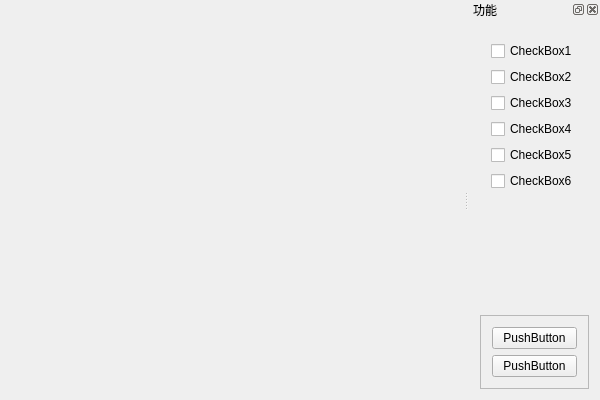
The window that OSGEarthWindow/OSGEarthWindow/osgearthwindow.ui (whyzzd/OSG) describes before a commit, drawn with Qt 5.
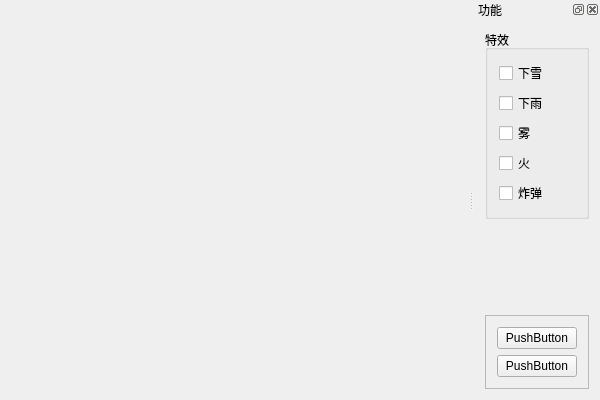
The same window after the commit.

The edit to the form file:
```diff
--- a/OSGEarthWindow/OSGEarthWindow/osgearthwindow.ui
+++ b/OSGEarthWindow/OSGEarthWindow/osgearthwindow.ui
@@ -38,82 +38,52 @@
     <number>2</number>
    </attribute>
    <widget class="QWidget" name="dockWidgetContents">
-    <layout class="QGridLayout" name="gridLayout_3">
-     <item row="3" column="0" rowspan="2" colspan="2">
-      <widget class="QFrame" name="frame">
-       <property name="frameShape">
-        <enum>QFrame::StyledPanel</enum>
+    <layout class="QGridLayout" name="gridLayout_2">
+     <item row="0" column="0">
+      <widget class="QGroupBox" name="groupBox">
+       <property name="title">
+        <string>特效</string>
        </property>
-       <property name="frameShadow">
-        <enum>QFrame::Raised</enum>
-       </property>
-       <layout class="QGridLayout" name="gridLayout">
+       <layout class="QFormLayout" name="formLayout_2">
         <item row="0" column="0">
-         <widget class="QPushButton" name="pushButton">
+         <widget class="QCheckBox" name="checkBox_2">
           <property name="text">
-           <string>PushButton</string>
+           <string>下雪</string>
           </property>
          </widget>
         </item>
         <item row="1" column="0">
-         <widget class="QPushButton" name="pushButton_2">
+         <widget class="QCheckBox" name="checkBox">
           <property name="text">
-           <string>PushButton</string>
+           <string>下雨</string>
           </property>
          </widget>
         </item>
-       </layout>
-      </widget>
-     </item>
-     <item row="1" column="0" colspan="2">
-      <widget class="QWidget" name="widget" native="true">
-       <layout class="QGridLayout" name="gridLayout_2">
         <item row="2" column="0">
          <widget class="QCheckBox" name="checkBox_3">
           <property name="text">
-           <string>CheckBox3</string>
+           <string>雾</string>
           </property>
          </widget>
         </item>
         <item row="3" column="0">
          <widget class="QCheckBox" name="checkBox_4">
           <property name="text">
-           <string>CheckBox4</string>
-          </property>
-         </widget>
-        </item>
-        <item row="0" column="0">
-         <widget class="QCheckBox" name="checkBox">
-          <property name="text">
-           <string>CheckBox1</string>
-          </property>
-         </widget>
-        </item>
-        <item row="1" column="0">
-         <widget class="QCheckBox" name="checkBox_2">
-          <property name="text">
-           <string>CheckBox2</string>
-          </property>
-         </widget>
-        </item>
-        <item row="5" column="0">
-         <widget class="QCheckBox" name="checkBox_6">
-          <property name="text">
-           <string>CheckBox6</string>
+           <string>火</string>
           </property>
          </widget>
         </item>
         <item row="4" column="0">
          <widget class="QCheckBox" name="checkBox_5">
           <property name="text">
-           <string>CheckBox5</string>
+           <string>炸弹</string>
           </property>
          </widget>
         </item>
        </layout>
       </widget>
      </item>
-     <item row="2" column="0" colspan="2">
+     <item row="1" column="0">
       <spacer name="verticalSpacer_2">
        <property name="orientation">
         <enum>Qt::Vertical</enum>
@@ -126,6 +96,32 @@
        </property>
       </spacer>
      </item>
+     <item row="2" column="0">
+      <widget class="QFrame" name="frame">
+       <property name="frameShape">
+        <enum>QFrame::StyledPanel</enum>
+       </property>
+       <property name="frameShadow">
+        <enum>QFrame::Raised</enum>
+       </property>
+       <layout class="QGridLayout" name="gridLayout">
+        <item row="0" column="0">
+         <widget class="QPushButton" name="pushButton">
+          <property name="text">
+           <string>PushButton</string>
+          </property>
+         </widget>
+        </item>
+        <item row="1" column="0">
+         <widget class="QPushButton" name="pushButton_2">
+          <property name="text">
+           <string>PushButton</string>
+          </property>
+         </widget>
+        </item>
+       </layout>
+      </widget>
+     </item>
     </layout>
    </widget>
   </widget>
```
